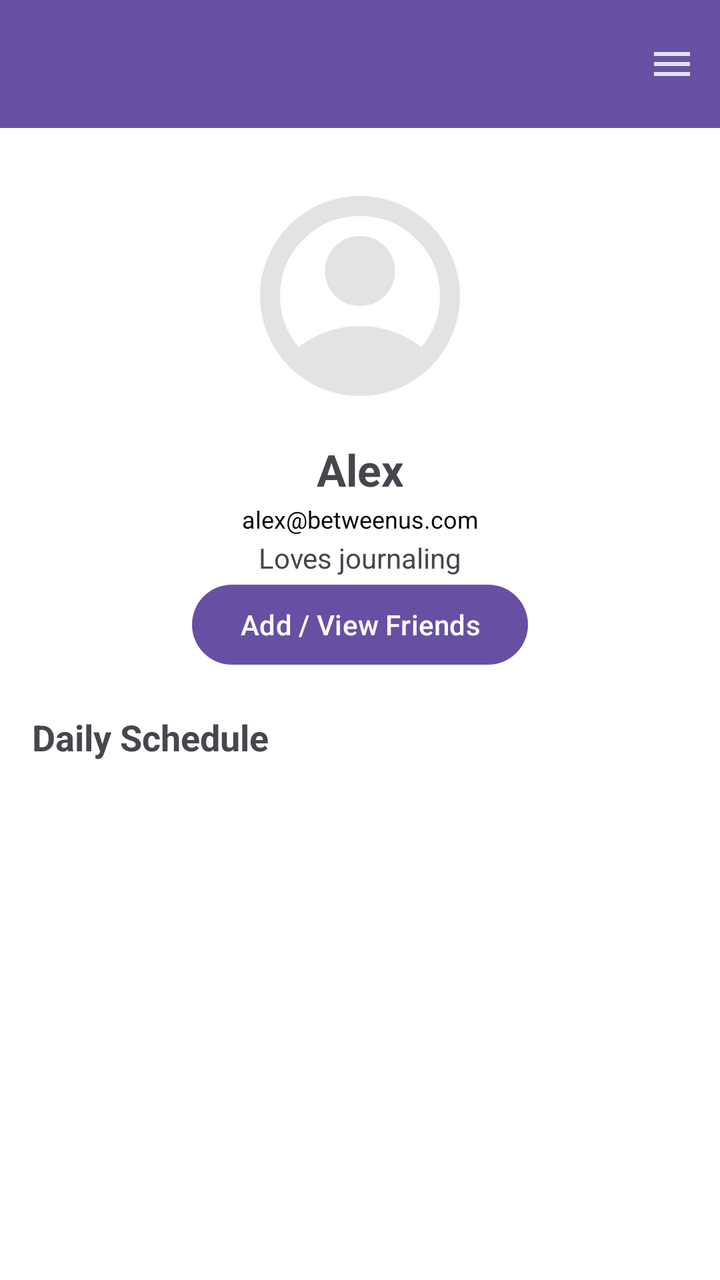
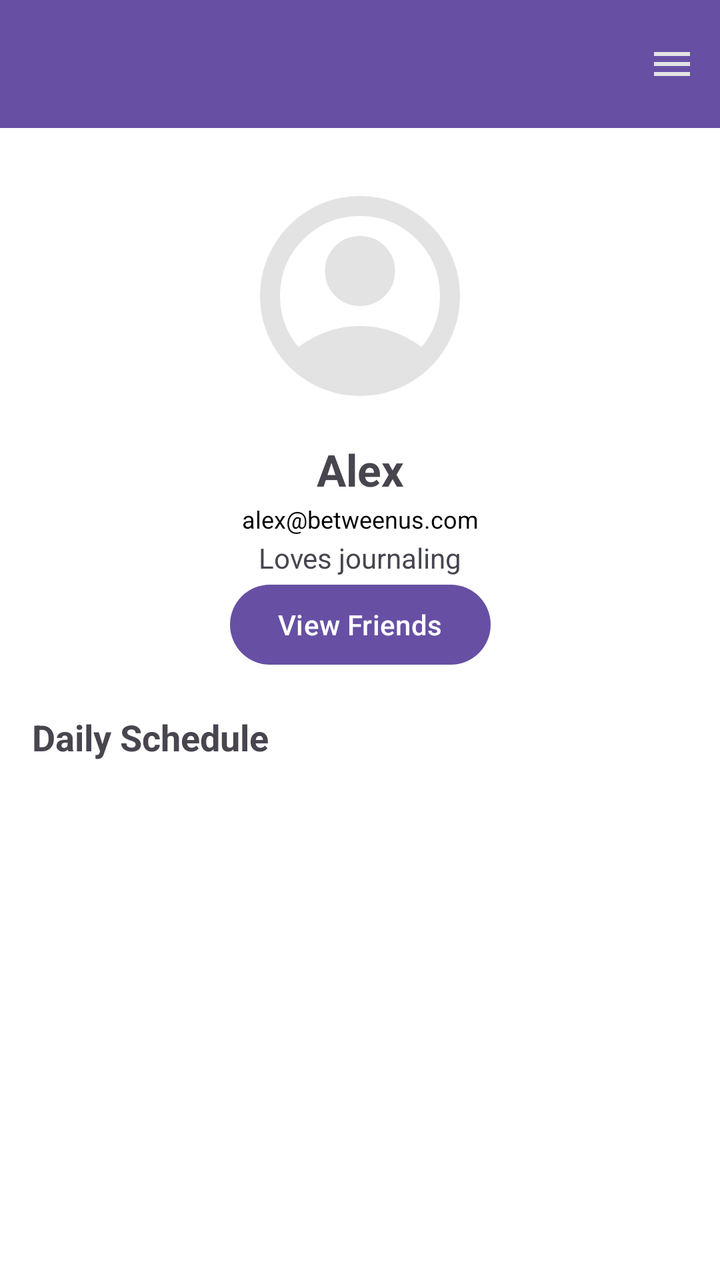

Screens rendered from an Android XML layout before and after an edit, with the pre-edit source and the edit as a unified diff.
<!-- AndroidManifest.xml: application theme Theme.BetweenUs -->
<!-- res/layout/fragment_profile.xml -->
<?xml version="1.0" encoding="utf-8"?>
<androidx.constraintlayout.widget.ConstraintLayout
    xmlns:android="http://schemas.android.com/apk/res/android"
    xmlns:app="http://schemas.android.com/apk/res-auto"
    android:layout_width="match_parent"
    android:layout_height="match_parent"
    android:background="@color/white">

    
    <com.google.android.material.appbar.MaterialToolbar
        android:id="@+id/profileToolbar"
        android:layout_width="0dp"
        android:layout_height="wrap_content"
        android:title="Profile"
        android:background="?attr/colorPrimary"
        android:titleTextColor="@android:color/white"
        app:menu="@menu/profile_menu"
        app:layout_constraintTop_toTopOf="parent"
        app:layout_constraintStart_toStartOf="parent"
        app:layout_constraintEnd_toEndOf="parent"/>

    
    <ImageView
        android:id="@+id/profileImage"
        android:layout_width="120dp"
        android:layout_height="120dp"
        android:layout_marginTop="24dp"
        android:src="@drawable/profilebtn_filled"
        android:scaleType="centerCrop"
        app:layout_constraintTop_toBottomOf="@id/profileToolbar"
        app:layout_constraintStart_toStartOf="parent"
        app:layout_constraintEnd_toEndOf="parent"/>

    
    <TextView
        android:id="@+id/profileUsername"
        android:layout_width="wrap_content"
        android:layout_height="wrap_content"
        android:text="Alex"
        android:textSize="22sp"
        android:textStyle="bold"
        android:layout_marginTop="12dp"
        app:layout_constraintTop_toBottomOf="@id/profileImage"
        app:layout_constraintStart_toStartOf="parent"
        app:layout_constraintEnd_toEndOf="parent"/>

    
    <TextView
        android:id="@+id/profileEmail"
        android:layout_width="wrap_content"
        android:layout_height="wrap_content"
        android:text="alex@betweenus.com"
        android:textSize="12sp"
        android:textColor="@android:color/black"
        android:layout_marginTop="2dp"
        app:layout_constraintTop_toBottomOf="@id/profileUsername"
        app:layout_constraintStart_toStartOf="parent"
        app:layout_constraintEnd_toEndOf="parent"/>

    
    <TextView
        android:id="@+id/profileBio"
        android:layout_width="0dp"
        android:layout_height="wrap_content"
        android:text="Loves journaling"
        android:layout_margin="20dp"
        android:gravity="center"
        app:layout_constraintTop_toBottomOf="@id/profileUsername"
        app:layout_constraintStart_toStartOf="parent"
        app:layout_constraintEnd_toEndOf="parent"/>

    
    <Button
        android:id="@+id/viewFriendsButton"
        android:layout_width="wrap_content"
        android:layout_height="wrap_content"
        android:text="Add / View Friends"
        app:layout_constraintTop_toBottomOf="@id/profileBio"
        app:layout_constraintStart_toStartOf="parent"
        app:layout_constraintEnd_toEndOf="parent"/>

    
    <androidx.recyclerview.widget.RecyclerView
        android:id="@+id/recycler_view_friends"
        android:layout_width="0dp"
        android:layout_height="0dp"
        android:layout_margin="16dp"
        android:visibility="gone"
        app:layout_constraintTop_toBottomOf="@id/viewFriendsButton"
        app:layout_constraintStart_toStartOf="parent"
        app:layout_constraintEnd_toEndOf="parent"
        app:layout_constraintBottom_toBottomOf="parent"/>

    
    <TextView
        android:id="@+id/scheduleTitle"
        android:layout_width="wrap_content"
        android:layout_height="wrap_content"
        android:text="Daily Schedule"
        android:textSize="18sp"
        android:textStyle="bold"
        android:layout_marginTop="20dp"
        app:layout_constraintTop_toBottomOf="@id/viewFriendsButton"
        app:layout_constraintStart_toStartOf="parent"
        android:layout_marginStart="16dp"/>

    

    











































    





















</androidx.constraintlayout.widget.ConstraintLayout>
<!-- resources referenced by this layout -->
<resources>
  <color name="white">#FFFFFFFF</color>
  <!-- drawable profilebtn_filled (drawable) -->
  <vector xmlns:android="http://schemas.android.com/apk/res/android"
      android:width="24dp"
      android:height="24dp"
      android:viewportWidth="960"
      android:viewportHeight="960">
    <path
        android:pathData="M234,684q51,-39 114,-61.5T480,600q69,0 132,22.5T726,684q35,-41 54.5,-93T800,480q0,-133 -93.5,-226.5T480,160q-133,0 -226.5,93.5T160,480q0,59 19.5,111t54.5,93ZM380.5,479.5Q340,439 340,380t40.5,-99.5Q421,240 480,240t99.5,40.5Q620,321 620,380t-40.5,99.5Q539,520 480,520t-99.5,-40.5ZM480,880q-83,0 -156,-31.5T197,763q-54,-54 -85.5,-127T80,480q0,-83 31.5,-156T197,197q54,-54 127,-85.5T480,80q83,0 156,31.5T763,197q54,54 85.5,127T880,480q0,83 -31.5,156T763,763q-54,54 -127,85.5T480,880Z"
        android:fillColor="#e3e3e3"/>
  </vector>
  <style name="Theme.BetweenUs" parent="Theme.MaterialComponents.DayNight.DarkActionBar">
          
          <item name="colorPrimary">@color/purple_500</item>
          <item name="colorPrimaryVariant">@color/purple_700</item>
          <item name="colorOnPrimary">@color/white</item>
          
          <item name="colorSecondary">@color/teal_200</item>
          <item name="colorSecondaryVariant">@color/teal_700</item>
          <item name="colorOnSecondary">@color/black</item>
          
          <item name="android:statusBarColor">?attr/colorPrimaryVariant</item>
          
      </style>
  <color name="purple_500">#FF6200EE</color>
  <color name="purple_700">#FF3700B3</color>
  <color name="teal_200">#FF03DAC5</color>
  <color name="teal_700">#FF018786</color>
  <color name="black">#FF000000</color>
</resources>

<!-- the commit's change to res/layout/fragment_profile.xml (unified diff, before → after) -->
@@ -74,7 +74,7 @@
         android:id="@+id/viewFriendsButton"
         android:layout_width="wrap_content"
         android:layout_height="wrap_content"
-        android:text="Add / View Friends"
+        android:text="View Friends"
         app:layout_constraintTop_toBottomOf="@id/profileBio"
         app:layout_constraintStart_toStartOf="parent"
         app:layout_constraintEnd_toEndOf="parent"/>
